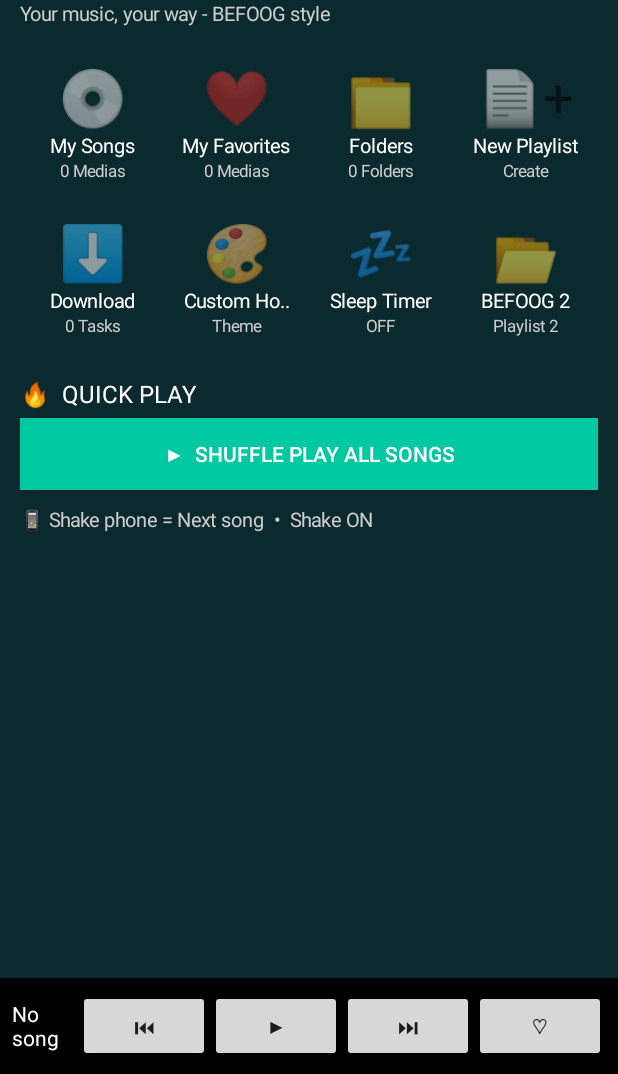
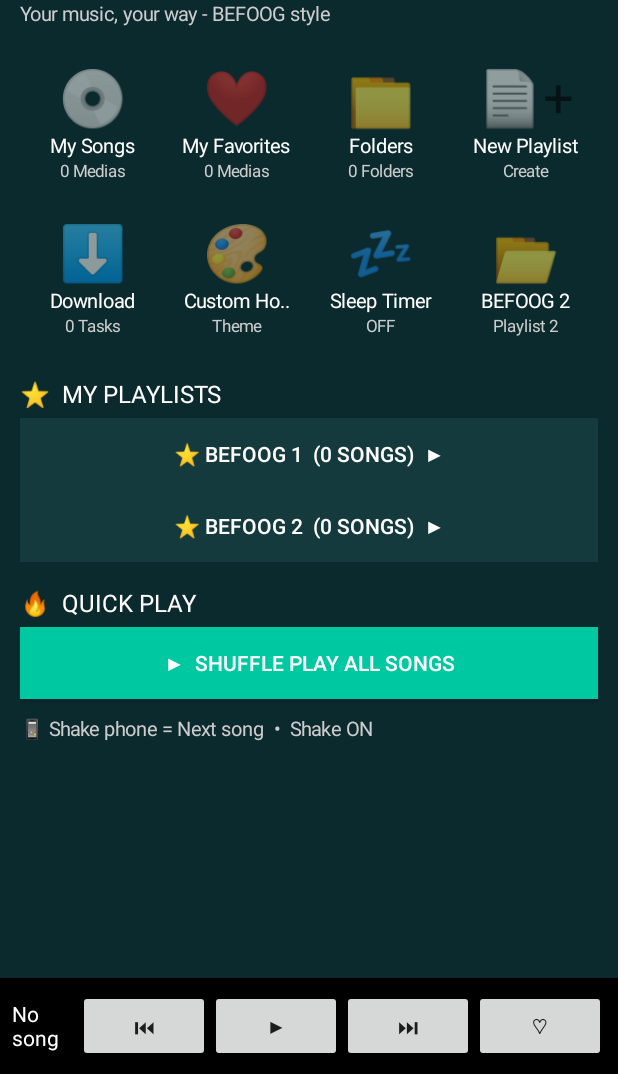
Before and after one commit to ITSKINGSBEFOOG/BEFOOG-TTPOD, an Android app: the screen it shows after launch (MainActivity), on a phone screen of 412 x 824 dp, the part 162-1236 px from its top. Run offline under Robolectric (Android 15) with nearby library versions, the phone set to English and light mode, and no system bars.

Commit message:
Update MainActivity.kt

```diff
--- a/app/src/main/java/com/itskings/ttpodreborn/MainActivity.kt
+++ b/app/src/main/java/com/itskings/ttpodreborn/MainActivity.kt
@@ -91,6 +91,7 @@ class MainActivity : AppCompatActivity(), SensorEventListener {
     private lateinit var tvCountSongs: TextView
     private lateinit var tvCountFav: TextView
     private lateinit var tvCountFolders: TextView
+    private lateinit var playlistHomeContainer: LinearLayout
 
     private val handler = Handler(Looper.getMainLooper())
     private val updateRunnable = object : Runnable {
@@ -115,7 +116,6 @@ class MainActivity : AppCompatActivity(), SensorEventListener {
         try { super.onBackPressed() } catch (e: Exception) { finish() }
     }
 
-    // FIX: Handle notification clicks when activity already dey - no duplicate
     override fun onNewIntent(intent: Intent) {
         super.onNewIntent(intent)
         setIntent(intent)
@@ -129,6 +129,59 @@ class MainActivity : AppCompatActivity(), SensorEventListener {
             "BEFOOG_NEXT", ACTION_NEXT -> playNext()
         }
         if (intent?.action?.startsWith("BEFOOG_") == true) intent.action = null
+    }
+
+    // ===== PLAYLIST SAVE - NO MORE DISAPPEAR =====
+    private fun savePlaylists() {
+        try {
+            val prefs = getSharedPreferences("BEFOOG_PREFS", MODE_PRIVATE)
+            val editor = prefs.edit()
+            editor.putStringSet("playlist_names", playlists.keys)
+            for ((name, list) in playlists) {
+                editor.putString("playlist_$name", list.joinToString("|||") { it.path })
+            }
+            editor.apply()
+        } catch (e: Exception) {}
+    }
+
+    private fun loadPlaylists() {
+        try {
+            val prefs = getSharedPreferences("BEFOOG_PREFS", MODE_PRIVATE)
+            val names = prefs.getStringSet("playlist_names", null) ?: return
+            // If we get here, we get saved playlists - rebuild them from paths
+            for (name in names) {
+                val saved = prefs.getString("playlist_$name", "") ?: ""
+                val list = mutableListOf<Song>()
+                if (saved.isNotEmpty()) {
+                    val paths = saved.split("|||")
+                    for (p in paths) {
+                        val found = allSongs.find { it.path == p }
+                        if (found != null) list.add(found)
+                    }
+                }
+                playlists[name] = list
+            }
+        } catch (e: Exception) {}
+    }
+
+    private fun refreshPlaylistHome() {
+        try {
+            if (!::playlistHomeContainer.isInitialized) return
+            playlistHomeContainer.removeAllViews()
+            // Show all playlists together for Home - BEFOOG 1, BEFOOG 2 + your own
+            for ((name, list) in playlists) {
+                val btn = Button(this).apply {
+                    text = "⭐ $name  (${list.size} songs)  ▶"
+                    setBackgroundColor(Color.parseColor("#143A3E"))
+                    setTextColor(Color.WHITE)
+                }
+                btn.setOnClickListener { openFolder(name) }
+                playlistHomeContainer.addView(btn)
+            }
+            if (playlists.isEmpty()) {
+                playlistHomeContainer.addView(TextView(this).apply { text = "No playlist yet - Create one"; setTextColor(Color.LTGRAY) })
+            }
+        } catch (e: Exception) {}
     }
 
     override fun onCreate(savedInstanceState: Bundle?) {
@@ -174,6 +227,12 @@ class MainActivity : AppCompatActivity(), SensorEventListener {
         grid2.addView(makeHomeItem("💤", "Sleep Timer", "OFF") { startSleepTimer() })
         grid2.addView(makeHomeItem("📂", "BEFOOG 2", "Playlist 2") { openFolder("BEFOOG 2") })
         homeView.addView(grid2)
+
+        // NEW: MY PLAYLISTS together for Home
+        homeView.addView(TextView(this).apply { text = "⭐  MY PLAYLISTS"; textSize = 16f; setTextColor(Color.WHITE); setPadding(0, 24, 0, 8) })
+        playlistHomeContainer = LinearLayout(this).apply { orientation = LinearLayout.VERTICAL }
+        homeView.addView(playlistHomeContainer)
+        refreshPlaylistHome()
 
         homeView.addView(TextView(this).apply { text = "🔥  QUICK PLAY"; textSize = 16f; setTextColor(Color.WHITE); setPadding(0, 24, 0, 8) })
         val quick = Button(this).apply { text = "▶  SHUFFLE PLAY ALL SONGS"; setBackgroundColor(Color.parseColor("#00C8A0")); setTextColor(Color.WHITE) }
@@ -280,7 +339,6 @@ class MainActivity : AppCompatActivity(), SensorEventListener {
         handler.post(updateRunnable)
     }
 
-    // FIXED: MediaSession now get Callback + Actions, so XOS system buttons go work
     private fun setupMediaSession() {
         try {
             mediaSession = MediaSession(this, "BEFOOG_PLAYER")
@@ -318,9 +376,7 @@ class MainActivity : AppCompatActivity(), SensorEventListener {
             val song = filteredSongs[currentIndex]
             val isPlaying = mediaPlayer?.isPlaying == true
             mediaSession?.setMetadata(MediaMetadata.Builder().putString(MediaMetadata.METADATA_KEY_TITLE, song.title).putString(MediaMetadata.METADATA_KEY_ARTIST, song.artist).build())
-            // FIXED: Add ACTIONS so system knows Prev/Play/Next dey allowed
             mediaSession?.setPlaybackState(PlaybackState.Builder().setActions(PlaybackState.ACTION_PLAY or PlaybackState.ACTION_PAUSE or PlaybackState.ACTION_PLAY_PAUSE or PlaybackState.ACTION_SKIP_TO_NEXT or PlaybackState.ACTION_SKIP_TO_PREVIOUS).setState(if (isPlaying) PlaybackState.STATE_PLAYING else PlaybackState.STATE_PAUSED, mediaPlayer?.currentPosition?.toLong() ?: 0, 1f).build())
-            // FIXED: Use Activity intent, no be Broadcast wey dey die. This go bring same app front, no duplicate because Manifest get singleTask
             fun pi(action: String, code: Int): PendingIntent { return PendingIntent.getActivity(this, code, Intent(this, MainActivity::class.java).apply { this.action = action; flags = Intent.FLAG_ACTIVITY_SINGLE_TOP or Intent.FLAG_ACTIVITY_CLEAR_TOP }, PendingIntent.FLAG_UPDATE_CURRENT or PendingIntent.FLAG_IMMUTABLE) }
             val openIntent = PendingIntent.getActivity(this, 0, Intent(this, MainActivity::class.java).apply { flags = Intent.FLAG_ACTIVITY_SINGLE_TOP or Intent.FLAG_ACTIVITY_CLEAR_TOP }, PendingIntent.FLAG_UPDATE_CURRENT or PendingIntent.FLAG_IMMUTABLE)
             val builder = if (Build.VERSION.SDK_INT >= Build.VERSION_CODES.O) Notification.Builder(this, "befoog_music") else Notification.Builder(this)
@@ -338,7 +394,7 @@ class MainActivity : AppCompatActivity(), SensorEventListener {
         return box
     }
 
-    private fun showHome() { homeView.visibility = View.VISIBLE; listView.visibility = View.GONE; playerView.visibility = View.GONE }
+    private fun showHome() { homeView.visibility = View.VISIBLE; listView.visibility = View.GONE; playerView.visibility = View.GONE; refreshPlaylistHome() }
     private fun showList() { homeView.visibility = View.GONE; listView.visibility = View.VISIBLE; playerView.visibility = View.GONE }
     private fun showPlayer() { homeView.visibility = View.GONE; listView.visibility = View.GONE; playerView.visibility = View.VISIBLE }
     private fun openFolder(name: String) { currentFolder = name; showCount = 100; etSearch.setText(""); refreshSongs(); showList() }
@@ -348,14 +404,14 @@ class MainActivity : AppCompatActivity(), SensorEventListener {
         for (s in allSongs) { try { val parts = s.path.split("/"); if (parts.size >= 2) set.add(parts[parts.size - 2]) } catch (e: Exception) {} }
         return set.toList().sorted()
     }
+    // FIXED: Folders ONLY - no playlists inside again
     private fun showAllFolders() {
         val folders = getRealFolders()
         if (folders.isEmpty()) { Toast.makeText(this, "No folders found yet - allow permission Allow all", Toast.LENGTH_SHORT).show(); return }
         val display = mutableListOf("ALL SONGS")
         display.addAll(folders.map { "📁 $it" })
-        display.addAll(playlists.keys.map { "⭐ $it" })
         AlertDialog.Builder(this).setTitle("Folders (${folders.size} Folders)").setItems(display.toTypedArray()) { _, w ->
-            when { w == 0 -> openFolder("ALL SONGS"); w <= folders.size -> openFolder("FOLDER:" + folders[w - 1]); else -> openFolder(display[w].removePrefix("⭐ ")) }
+            when { w == 0 -> openFolder("ALL SONGS"); else -> openFolder("FOLDER:" + folders[w - 1]) }
         }.show()
     }
 
@@ -363,7 +419,7 @@ class MainActivity : AppCompatActivity(), SensorEventListener {
         val input = EditText(this).apply { hint = "e.g. BEFOOG 3" }
         AlertDialog.Builder(this).setTitle("Create New Playlist").setView(input).setPositiveButton("Create") { _, _ ->
             val n = input.text.toString().trim()
-            if (n.isNotEmpty() && !playlists.containsKey(n)) { playlists[n] = mutableListOf(); currentFolder = n; refreshSongs(); showList(); Toast.makeText(this, "Created $n", Toast.LENGTH_SHORT).show() }
+            if (n.isNotEmpty() && !playlists.containsKey(n)) { playlists[n] = mutableListOf(); savePlaylists(); refreshPlaylistHome(); currentFolder = n; refreshSongs(); showList(); Toast.makeText(this, "Created $n", Toast.LENGTH_SHORT).show() }
         }.setNegativeButton("Cancel", null).show()
     }
 
@@ -390,9 +446,12 @@ class MainActivity : AppCompatActivity(), SensorEventListener {
                 }
             }
         } catch (e: Exception) {}
+        // Load saved playlists AFTER songs don load, so paths go match
+        loadPlaylists()
         tvCountSongs.text = "${allSongs.size} Medias"
         tvCountFav.text = "${playlists["BEFOOG 1"]?.size ?: 0} Medias"
         tvCountFolders.text = "${getRealFolders().size} Folders"
+        refreshPlaylistHome()
         refreshSongs()
     }
 
@@ -432,7 +491,7 @@ class MainActivity : AppCompatActivity(), SensorEventListener {
         val names = playlists.keys.toTypedArray()
         AlertDialog.Builder(this).setTitle("Add to BEFOOG").setItems(names) { _, which ->
             val name = names[which]
-            if (!playlists[name]!!.contains(song)) { playlists[name]!!.add(song); Toast.makeText(this, "Added to $name", Toast.LENGTH_SHORT).show(); tvCountFav.text = "${playlists["BEFOOG 1"]?.size ?: 0} Medias" }
+            if (!playlists[name]!!.contains(song)) { playlists[name]!!.add(song); savePlaylists(); refreshPlaylistHome(); Toast.makeText(this, "Added to $name", Toast.LENGTH_SHORT).show(); tvCountFav.text = "${playlists["BEFOOG 1"]?.size ?: 0} Medias" }
         }.show()
     }
 
@@ -442,6 +501,7 @@ class MainActivity : AppCompatActivity(), SensorEventListener {
         val list = playlists["BEFOOG 1"]!!
         if (list.contains(song)) { list.remove(song); btnFav.text = "♡"; Toast.makeText(this, "Removed from BEFOOG 1", Toast.LENGTH_SHORT).show() }
         else { list.add(song); btnFav.text = "♥"; Toast.makeText(this, "Added to BEFOOG 1 ♥", Toast.LENGTH_SHORT).show() }
+        savePlaylists(); refreshPlaylistHome()
     }
 
     private fun playSong(song: Song) {
```
